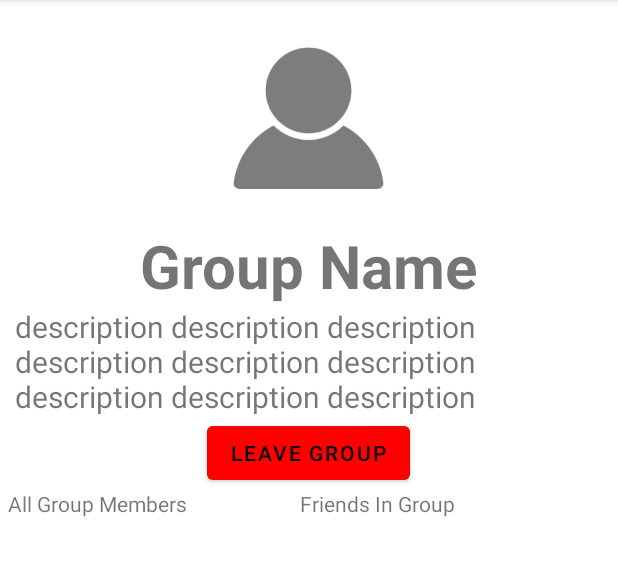
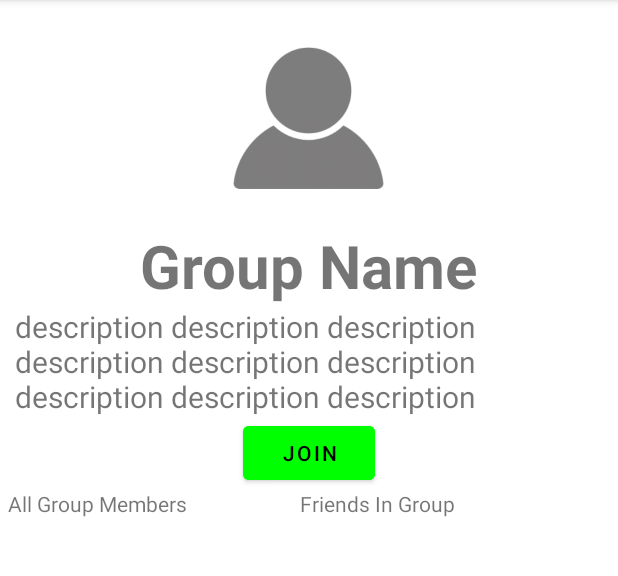
Before and after one commit to aphn490/drinkmate, an Android app: the GroupMainPage screen opened directly, with no data from a screen before it, after a tap on "LEAVE GROUP", on a phone screen of 412 x 824 dp, the part 84-660 px from its top. Run offline under Robolectric (Android 15) with nearby library versions, the phone set to English and light mode, and no system bars; our stand-ins replace Firebase (no records; nobody signed in at launch, a user with empty details on screens opened directly), Picasso; pictures from the network do not load; 7 statements that could not run were skipped; 1 other tap on this screen came first.

Commit message:
Finish Join/Leave Group Function
still need to finish updating the correct info for mutual friends view. Still need to correctly display a groups image on their main page.

```diff
--- a/app/src/main/java/com/example/drinkmate/FindGroup.kt
+++ b/app/src/main/java/com/example/drinkmate/FindGroup.kt
@@ -36,6 +36,7 @@ class FindGroup : AppCompatActivity() {
                 val intent = Intent(this@FindGroup, GroupMainPage::class.java)
                 intent.putExtra("Description", groupArrayList[position].Description)
                 intent.putExtra("Name", groupArrayList[position].GroupName)
+                intent.putExtra("imgsrc", groupArrayList[position].image)
                 startActivity(intent)
             }
         })
--- a/app/src/main/java/com/example/drinkmate/GroupMainPage.kt
+++ b/app/src/main/java/com/example/drinkmate/GroupMainPage.kt
@@ -1,6 +1,8 @@
 package com.example.drinkmate
 
 import android.content.Intent
+import android.graphics.Bitmap
+import android.graphics.BitmapFactory
 import android.graphics.Color
 import android.graphics.Paint.Join
 import android.os.Build
@@ -8,13 +10,19 @@ import androidx.appcompat.app.AppCompatActivity
 import android.os.Bundle
 import android.util.Log
 import android.widget.Button
+import android.widget.ImageView
 import android.widget.TextView
+import android.widget.Toast
 import androidx.annotation.RequiresApi
 import androidx.core.view.get
 import androidx.recyclerview.widget.LinearLayoutManager
 import androidx.recyclerview.widget.RecyclerView
+import com.bumptech.glide.Glide
 import com.google.firebase.auth.FirebaseAuth
 import com.google.firebase.firestore.*
+import com.google.firebase.ktx.Firebase
+import com.google.firebase.storage.ktx.storage
+import com.squareup.picasso.Picasso
 import org.w3c.dom.Text
 import java.time.Instant
 import java.time.ZoneOffset
@@ -40,10 +48,12 @@ class GroupMainPage : AppCompatActivity() {
         // Display group info on screen
         val viewGroupName : TextView = findViewById(R.id.GroupName)
         val viewGroupDesc : TextView = findViewById(R.id.GroupDesc)
+        val imageView : ImageView = findViewById(R.id.GroupIcon)
         interactButton = findViewById(R.id.InteractButton)
         val bundle : Bundle?= intent.extras
         viewGroupName.text = bundle!!.getString("Name")
         viewGroupDesc.text = bundle!!.getString("Description")
+        val src = bundle!!.getString("imgsrc")
         // Initialize both recycler views and set on click listeners
         allGroupMembers = findViewById(R.id.AllGroupMembers)
         friendsInGroup = findViewById(R.id.MutualFriends)
@@ -59,6 +69,14 @@ class GroupMainPage : AppCompatActivity() {
         friendsInGroup.adapter = myUserAdapter2
 
         CURRENT_STATE = "not_a_member"
+
+//        if (src != ""){
+//            val MAX_BYTES : Long = 10_000 * 10_000
+//            val image = Firebase.storage.getReferenceFromUrl(src.toString()).getBytes(MAX_BYTES).result
+//            val bm : Bitmap = BitmapFactory.decodeByteArray(image, 0, image.size)
+//            imageView.setImageBitmap(bm)
+//
+//        }
 
         myUserAdapter1.setOnItemClickListener(object : UserAdapter.onItemClickListener{
             override fun onItemClick(position: Int) {
@@ -93,7 +111,7 @@ class GroupMainPage : AppCompatActivity() {
             }
         }
 
-        //MaintainButton()
+        MaintainButton()
 
 
     }
@@ -102,6 +120,25 @@ class GroupMainPage : AppCompatActivity() {
      * Ensure correct button is displayed on screen
      */
     private fun MaintainButton(){
+        auth = FirebaseAuth.getInstance()
+        db = FirebaseFirestore.getInstance()
+        val userId = auth.currentUser?.uid.toString()
+        val bundle : Bundle?= intent.extras
+        val groupName = bundle!!.getString("Name")
+        val docRef = db.collection("UserAccounts").document(userId).collection("groups").document(groupName!!)
+        docRef.get().addOnSuccessListener { documentSnapshot ->
+            val temp = documentSnapshot.data?.get("GroupName")
+            if (temp == groupName){
+                CURRENT_STATE = "member"
+                interactButton.text = "Leave Group"
+                interactButton.setBackgroundColor(Color.RED)
+            } else {
+                CURRENT_STATE = "not_a_member"
+                interactButton.text = "Join"
+                interactButton.setBackgroundColor(Color.GREEN)
+            }
+        }
+
 
     }
 
@@ -151,7 +188,16 @@ class GroupMainPage : AppCompatActivity() {
      * Click Button to Leave Group
      */
     private fun LeaveGroup(){
-
+        auth = FirebaseAuth.getInstance()
+        db = FirebaseFirestore.getInstance()
+        val userId = auth.currentUser?.uid.toString()
+        val bundle : Bundle?= intent.extras
+        val groupName = bundle!!.getString("Name")
+        db.collection("Groups").document(groupName!!).collection("members").document(userId).delete()
+        db.collection("UserAccounts").document(userId).collection("groups").document(groupName).delete()
+        CURRENT_STATE = "not_a_member"
+        interactButton.text = "Join"
+        interactButton.setBackgroundColor(Color.GREEN)
     }
 
     /**
@@ -174,9 +220,14 @@ class GroupMainPage : AppCompatActivity() {
                             memberArrayList.add(dc.document.toObject(UserForRecycler::class.java))
                             friendsArrayList.add(dc.document.toObject(UserForRecycler::class.java))
                         }
+                        if (dc.type == DocumentChange.Type.REMOVED){
+                            myUserAdapter1.notifyDataSetChanged()
+                            myUserAdapter2.notifyDataSetChanged()
+                        }
                     }
 
                     myUserAdapter1.notifyDataSetChanged()
+                    myUserAdapter2.notifyDataSetChanged()
 
                 }
 
```
